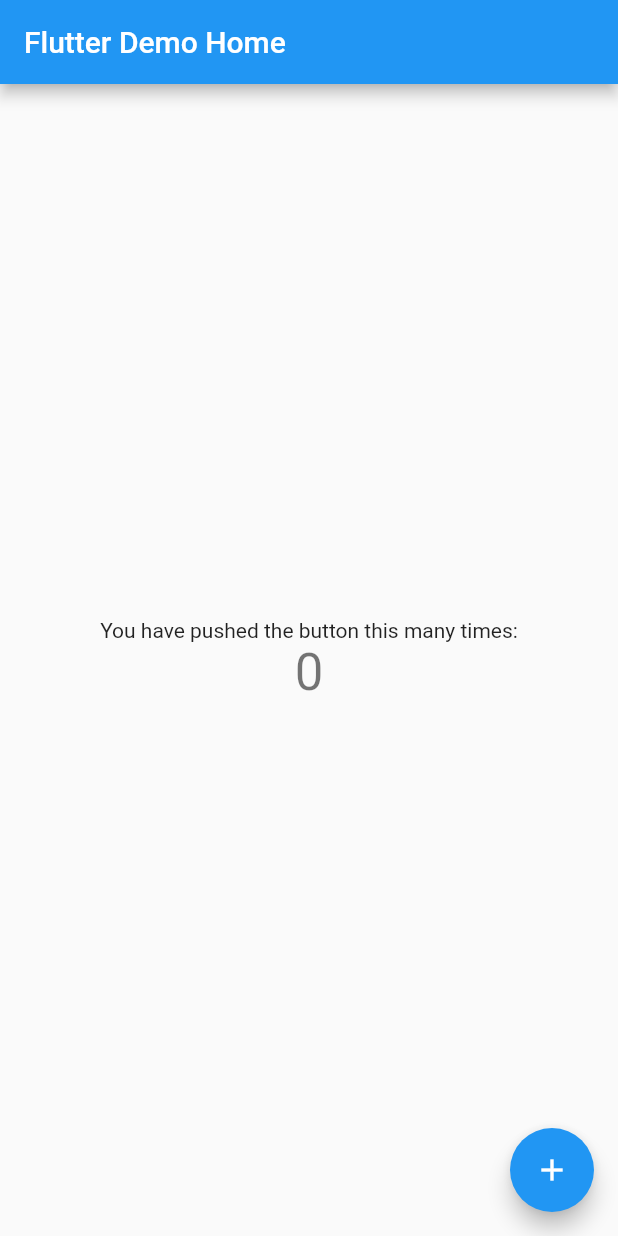
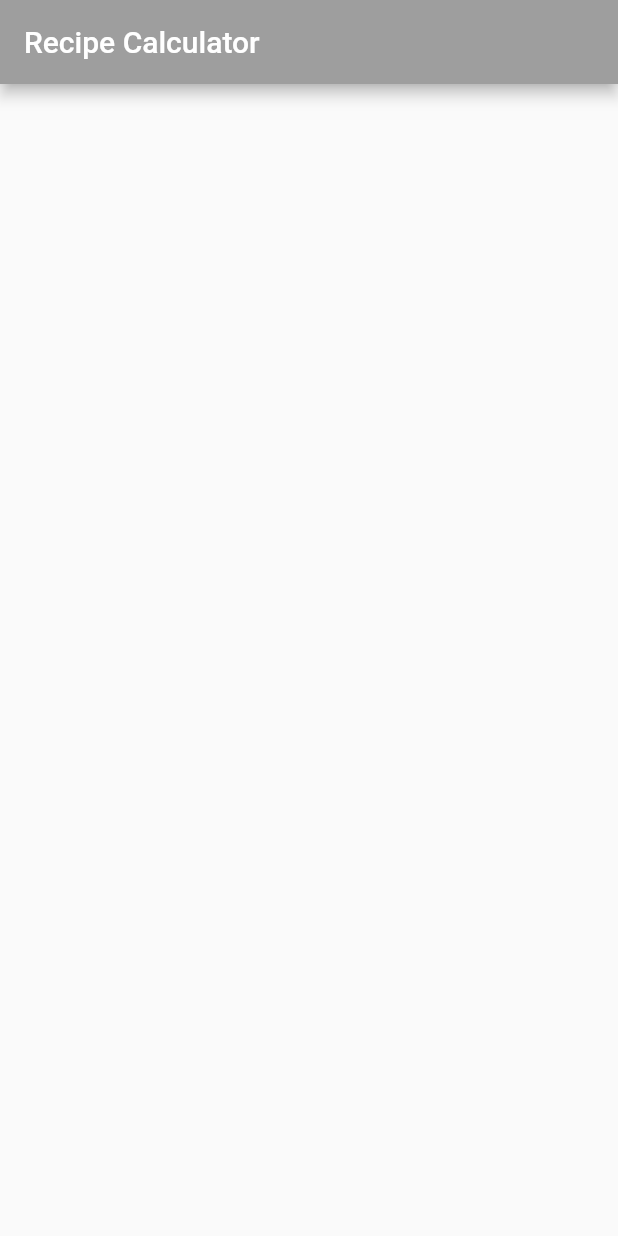
Before and after one commit to xsadra/Flutter-Apprentice, a Flutter app: the screen it shows after launch, on a phone screen of 412 x 824 dp. Run offline on Flutter 3.47's test engine with Material 2 defaults, Android fonts, the phone set to English and light mode, and no system bars.

Commit message:
I-2.3-Clearing the app

```diff
--- a/recipes/lib/main.dart
+++ b/recipes/lib/main.dart
@@ -1,115 +1,59 @@
 import 'package:flutter/material.dart';
 
 void main() {
-  runApp(const MyApp());
+  runApp(const RecipeApp());
 }
 
-class MyApp extends StatelessWidget {
-  const MyApp({Key? key}) : super(key: key);
+class RecipeApp extends StatelessWidget {
+  const RecipeApp({Key? key}) : super(key: key);
 
-  // This widget is the root of your application.
+// 1
   @override
   Widget build(BuildContext context) {
+    // 2
+    final ThemeData theme = ThemeData();
+    // 3
     return MaterialApp(
-      title: 'Start Demo',
-      theme: ThemeData(
-        // This is the theme of your application.
-        //
-        // Try running your application with "flutter run". You'll see the
-        // application has a blue toolbar. Then, without quitting the app, try
-        // changing the primarySwatch below to Colors.green and then invoke
-        // "hot reload" (press "r" in the console where you ran "flutter run",
-        // or simply save your changes to "hot reload" in a Flutter IDE).
-        // Notice that the counter didn't reset back to zero; the application
-        // is not restarted.
-        primarySwatch: Colors.blue,
+      // 4
+      title: 'Recipe Calculator',
+      // 5
+      theme: theme.copyWith(
+        colorScheme: theme.colorScheme.copyWith(
+          primary: Colors.grey,
+          secondary: Colors.black,
+        ),
       ),
-      home: const MyHomePage(title: 'Flutter Demo Home'),
+      // 6
+      home: const MyHomePage(title: 'Recipe Calculator'),
     );
   }
 }
 
 class MyHomePage extends StatefulWidget {
   const MyHomePage({Key? key, required this.title}) : super(key: key);
-
-  // This widget is the home page of your application. It is stateful, meaning
-  // that it has a State object (defined below) that contains fields that affect
-  // how it looks.
-
-  // This class is the configuration for the state. It holds the values (in this
-  // case the title) provided by the parent (in this case the App widget) and
-  // used by the build method of the State. Fields in a Widget subclass are
-  // always marked "final".
-
   final String title;
 
   @override
-  State<MyHomePage> createState() => _MyHomePageState();
+  _MyHomePageState createState() => _MyHomePageState();
 }
 
 class _MyHomePageState extends State<MyHomePage> {
-  int _counter = 0;
-
-  void _incrementCounter() {
-    setState(() {
-      // This call to setState tells the Flutter framework that something has
-      // changed in this State, which causes it to rerun the build method below
-      // so that the display can reflect the updated values. If we changed
-      // _counter without calling setState(), then the build method would not be
-      // called again, and so nothing would appear to happen.
-      _counter++;
-    });
+  @override
+  Widget build(BuildContext context) {
+    // 1
+    return Scaffold(
+      // 2
+      appBar: AppBar(
+        title: Text(widget.title),
+      ),
+      // 3
+      body: SafeArea(
+        // TODO: Replace child: Container()
+        // 4
+        child: Container(),
+      ),
+    );
   }
 
-  @override
-  Widget build(BuildContext context) {
-    // This method is rerun every time setState is called, for instance as done
-    // by the _incrementCounter method above.
-    //
-    // The Flutter framework has been optimized to make rerunning build methods
-    // fast, so that you can just rebuild anything that needs updating rather
-    // than having to individually change instances of widgets.
-    return Scaffold(
-      appBar: AppBar(
-        // Here we take the value from the MyHomePage object that was created by
-        // the App.build method, and use it to set our appbar title.
-        title: Text(widget.title),
-      ),
-      body: Center(
-        // Center is a layout widget. It takes a single child and positions it
-        // in the middle of the parent.
-        child: Column(
-          // Column is also a layout widget. It takes a list of children and
-          // arranges them vertically. By default, it sizes itself to fit its
-          // children horizontally, and tries to be as tall as its parent.
-          //
-          // Invoke "debug painting" (press "p" in the console, choose the
-          // "Toggle Debug Paint" action from the Flutter Inspector in Android
-          // Studio, or the "Toggle Debug Paint" command in Visual Studio Code)
-          // to see the wireframe for each widget.
-          //
-          // Column has various properties to control how it sizes itself and
-          // how it positions its children. Here we use mainAxisAlignment to
-          // center the children vertically; the main axis here is the vertical
-          // axis because Columns are vertical (the cross axis would be
-          // horizontal).
-          mainAxisAlignment: MainAxisAlignment.center,
-          children: <Widget>[
-            const Text(
-              'You have pushed the button this many times:',
-            ),
-            Text(
-              '$_counter',
-              style: Theme.of(context).textTheme.headline4,
-            ),
-          ],
-        ),
-      ),
-      floatingActionButton: FloatingActionButton(
-        onPressed: _incrementCounter,
-        tooltip: 'Increment',
-        child: const Icon(Icons.add),
-      ), // This trailing comma makes auto-formatting nicer for build methods.
-    );
-  }
+// TODO: Add buildRecipeCard() here
 }
```
Also changed, not shown: recipes/pubspec.yaml (+2 -72 lines), recipes/pubspec.lock, 1 other file.
